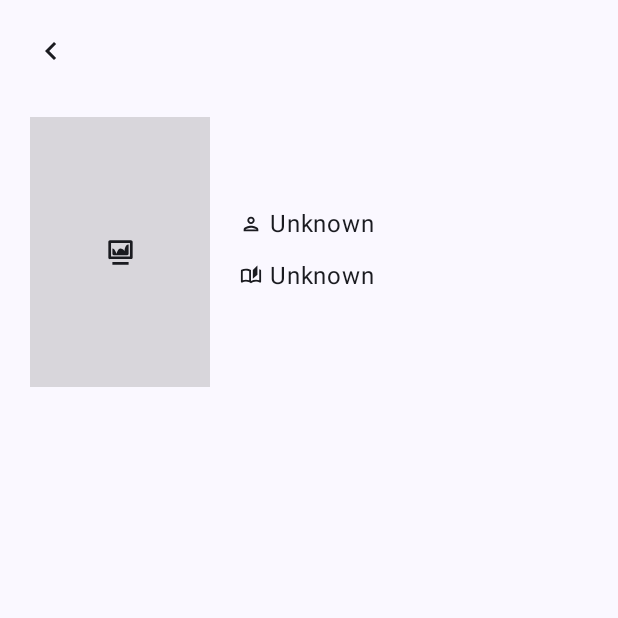
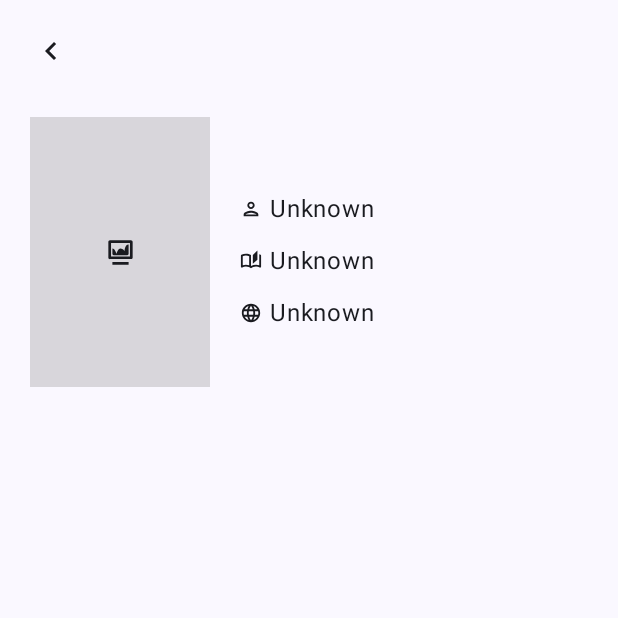
Before and after one commit to Pa222/Honorida, an Android app built with Jetpack Compose: the composable BookPreviewPage shown on its own in the app's theme, on a phone screen of 412 x 824 dp, the top half of it. Run offline under Robolectric (Android 15) with nearby library versions, the phone set to English and light mode, and no system bars; our stand-ins replace Dagger/Hilt's generated code.

Commit message:
Add book language and description display on preview page

```diff
--- a/app/src/main/java/com/honorida/ui/components/pages/bookPreview/BookPreviewPage.kt
+++ b/app/src/main/java/com/honorida/ui/components/pages/bookPreview/BookPreviewPage.kt
@@ -10,10 +10,13 @@ import androidx.compose.foundation.layout.height
 import androidx.compose.foundation.layout.padding
 import androidx.compose.foundation.layout.size
 import androidx.compose.foundation.layout.width
+import androidx.compose.foundation.rememberScrollState
 import androidx.compose.foundation.shape.RoundedCornerShape
+import androidx.compose.foundation.verticalScroll
 import androidx.compose.material.icons.Icons
 import androidx.compose.material.icons.filled.ChevronLeft
 import androidx.compose.material.icons.outlined.AutoStories
+import androidx.compose.material.icons.outlined.Language
 import androidx.compose.material.icons.outlined.Person
 import androidx.compose.material3.Icon
 import androidx.compose.material3.IconButton
@@ -27,6 +30,7 @@ import androidx.compose.ui.graphics.Color
 import androidx.compose.ui.res.stringResource
 import androidx.compose.ui.unit.dp
 import androidx.compose.ui.unit.sp
+import androidx.core.text.HtmlCompat
 import androidx.hilt.navigation.compose.hiltViewModel
 import androidx.navigation.NavController
 import com.honorida.R
@@ -41,10 +45,12 @@ fun BookPreviewPage(
 ) {
     val uiState = viewModel.uiState.collectAsState().value
     val book = uiState.bookInfo
+    val description = HtmlCompat.fromHtml(book.description ?: "", HtmlCompat.FROM_HTML_MODE_COMPACT)
     Column(
         modifier = modifier
             .fillMaxSize()
             .padding(horizontal = 10.dp)
+            .verticalScroll(rememberScrollState())
     ) {
         Row(
             modifier = Modifier
@@ -80,9 +86,7 @@ fun BookPreviewPage(
             Column(
                 modifier = Modifier
                     .padding(
-                        start = 20.dp,
-                        top = 30.dp,
-                        bottom = 30.dp
+                        20.dp,
                     )
             ) {
                 Text(
@@ -117,7 +121,28 @@ fun BookPreviewPage(
                     )
                     Text(text = book.publishers ?: stringResource(R.string.unknown))
                 }
+                Row(
+                    horizontalArrangement = Arrangement.SpaceBetween,
+                    verticalAlignment = Alignment.CenterVertically,
+                    modifier = Modifier.padding(vertical = 5.dp)
+                ) {
+                    Icon(
+                        imageVector = Icons.Outlined.Language,
+                        contentDescription = null,
+                        modifier = Modifier
+                            .size(20.dp)
+                            .padding(end = 5.dp)
+                    )
+                    Text(text = book.language?.uppercase() ?: stringResource(R.string.unknown))
+                }
             }
+        }
+        Column {
+            Text(
+                text = description.toString(),
+                fontSize = 14.sp,
+                modifier = Modifier.padding(vertical = 20.dp)
+            )
         }
     }
 }
```
